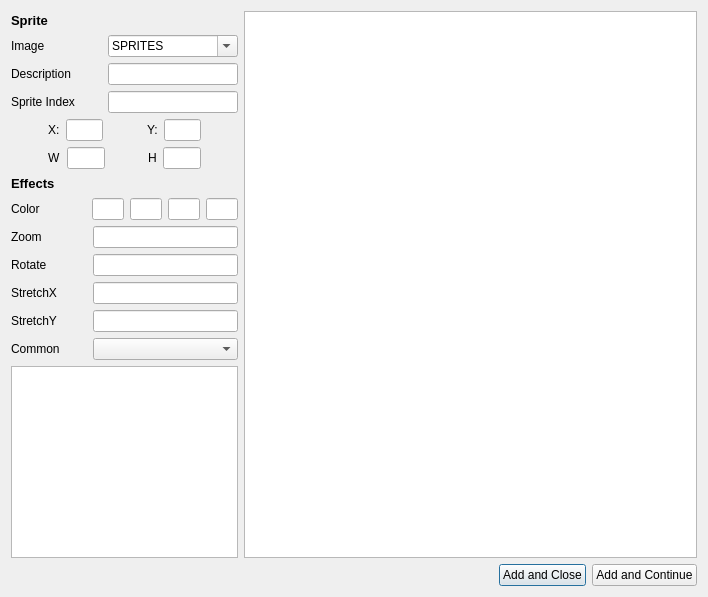
Before: the Qt Designer form new_sprite_ui.ui in nikovacs/Sprite-Animator, drawn with Qt 5.
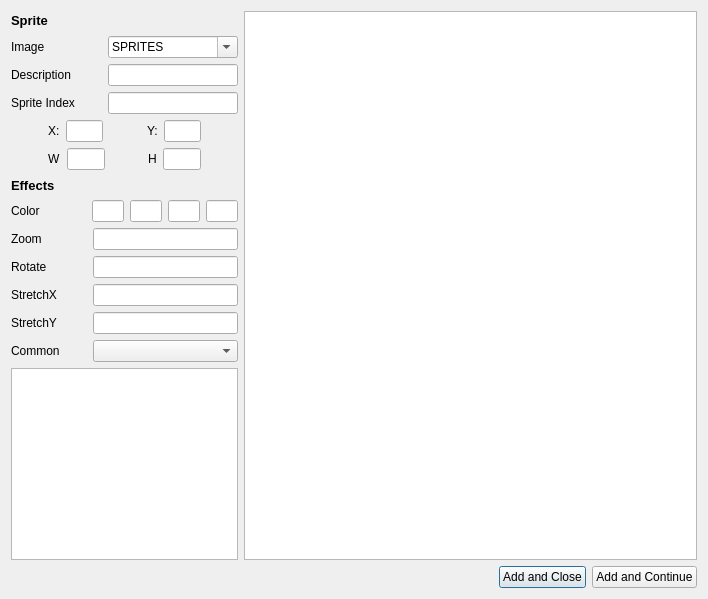
After: the same form once the commit is applied.

Commit message: added minimum size for preview

What changed in the file:
```diff
--- a/new_sprite_ui.ui
+++ b/new_sprite_ui.ui
@@ -7,7 +7,7 @@
     <x>0</x>
     <y>0</y>
     <width>708</width>
-    <height>597</height>
+    <height>599</height>
    </rect>
   </property>
   <property name="windowTitle">
@@ -493,6 +493,12 @@
              <verstretch>0</verstretch>
             </sizepolicy>
            </property>
+           <property name="minimumSize">
+            <size>
+             <width>225</width>
+             <height>192</height>
+            </size>
+           </property>
           </widget>
          </item>
         </layout>
```
